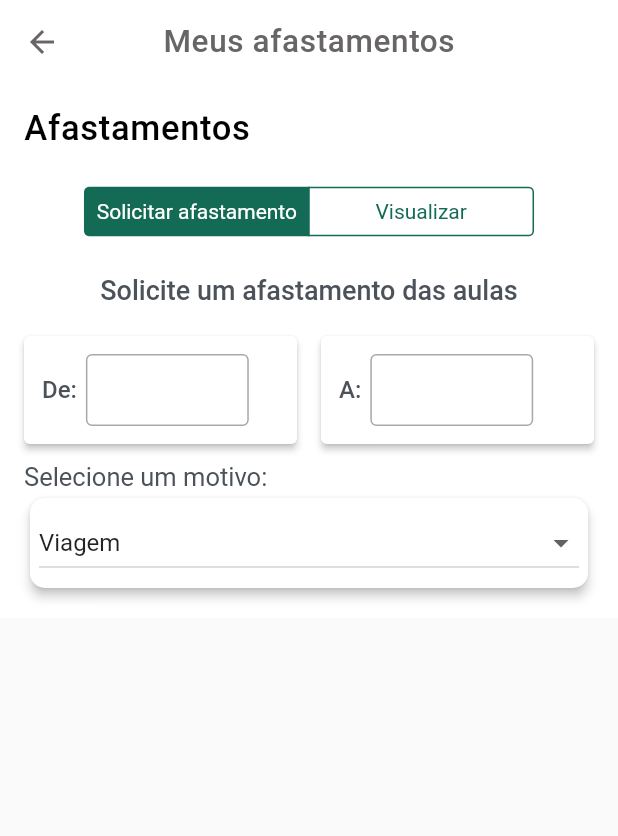
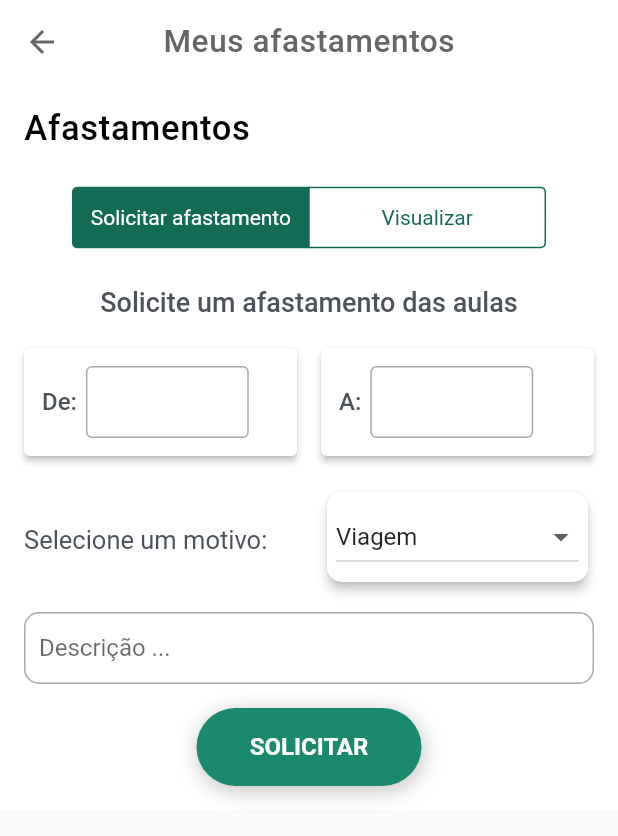
Before and after one commit to Chaicoo/carga-horaria-ifma-app, a Flutter app: the MyAbsencesScreen screen opened directly, on a phone screen of 412 x 824 dp. Shown: the top 836 px of the screen. Run offline on Flutter 3.47's test engine with Material 3 defaults, Android fonts, the phone set to English and light mode, and no system bars; our stand-ins replace percent_indicator; Roboto replaces fonts that are missing (Poppins).

Commit message:
refactor: layout select component

```diff
--- a/lib/components/custom_select.dart
+++ b/lib/components/custom_select.dart
@@ -25,7 +25,8 @@ class _CustomSelectState extends State<CustomSelect> {
 
   @override
   Widget build(BuildContext context) {
-    return Card(
+    return Container(
+      child: Card(
         shape: RoundedRectangleBorder(
           borderRadius: BorderRadius.circular(10.0),
         ),
@@ -54,6 +55,7 @@ class _CustomSelectState extends State<CustomSelect> {
             ],
           ),
         ),
+      ),
     );
   }
 }
--- a/lib/screens/my_absences.dart
+++ b/lib/screens/my_absences.dart
@@ -5,6 +5,7 @@ import 'package:flutter/cupertino.dart';
 import '../components/button.dart';
 import '../components/custom_select.dart';
 import '../components/input_date.dart';
+import '../components/input_text_area.dart';
 
 class MyAbsencesScreen extends StatefulWidget {
   final bool useWhiteAppBar;
@@ -81,14 +82,14 @@ class _MyAbsencesScreenState extends State<MyAbsencesScreen> {
                   child: CupertinoSegmentedControl(
                     children: {
                       0: Padding(
-                        padding: EdgeInsets.all(8.0),
+                        padding: EdgeInsets.all(12.0),
                         child: Align(
                           alignment: Alignment.center,
                           child: Text('Solicitar afastamento'),
                         ),
                       ),
                       1: Padding(
-                        padding: EdgeInsets.all(8.0),
+                        padding: EdgeInsets.all(12.0),
                         child: Align(
                           alignment: Alignment.center,
                           child: Text('Visualizar'),
@@ -137,10 +138,18 @@ class _MyAbsencesScreenState extends State<MyAbsencesScreen> {
                             ],
                           ),
                           Align(
-                            alignment: Alignment.topLeft,
+                            alignment: Alignment.center,
                             child: Container(
                               margin: EdgeInsets.only(
-                                  top: 8.0),
+                                  top:
+                                      16.0),
+                              child: Row(
+                                crossAxisAlignment: CrossAxisAlignment.start,
+                                children: [
+                                  Expanded(
+                                    flex: 3,
+                                    child: Container(
+                                      margin: EdgeInsets.only(top: 26.0),
                                       child: Text(
                                         "Selecione um motivo:",
                                         style: const TextStyle(
@@ -153,12 +162,35 @@ class _MyAbsencesScreenState extends State<MyAbsencesScreen> {
                                       ),
                                     ),
                                   ),
-                          CustomSelect(
-                            items: ['Viagem', 'Doença', 'Evento'],
+                                  SizedBox(width: 16),
+                                  Expanded(
+                                    flex: 3,
+                                    child: CustomSelect(
+                                      items: [
+                                        'Viagem',
+                                        'Doença',
+                                        'Evento',
+                                        'Consulta médica'
+                                      ],
                                       onChanged: (value) {
                                         // Lógica a ser executada quando um item for selecionado
                                       },
                                     ),
+                                  ),
+                                ],
+                              ),
+                            ),
+                          ),
+                          InputTextArea(
+                            placeholder: "Descrição ...",
+                          ),
+                          Button(
+                            label: 'SOLICITAR',
+                            width: 150,
+                            onPressed: () {
+                              // Lógica a ser executada quando o botão for pressionado
+                            },
+                          )
                         ],
                       )
                     ],
```
Lines whose indentation alone changed are shown as unchanged.
